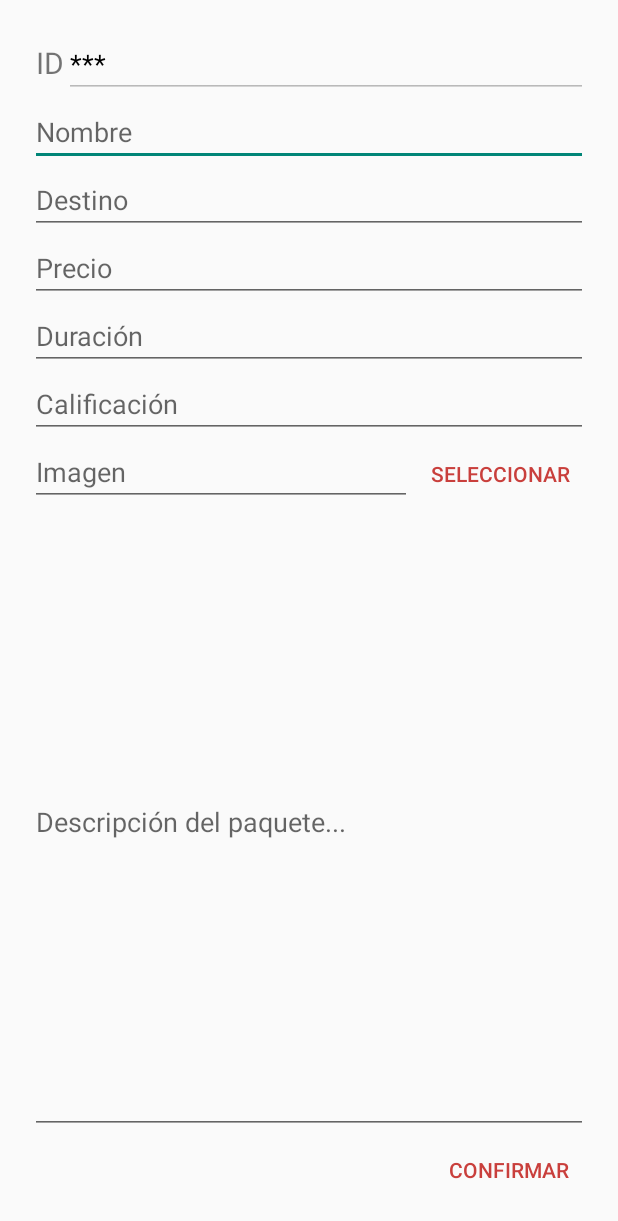
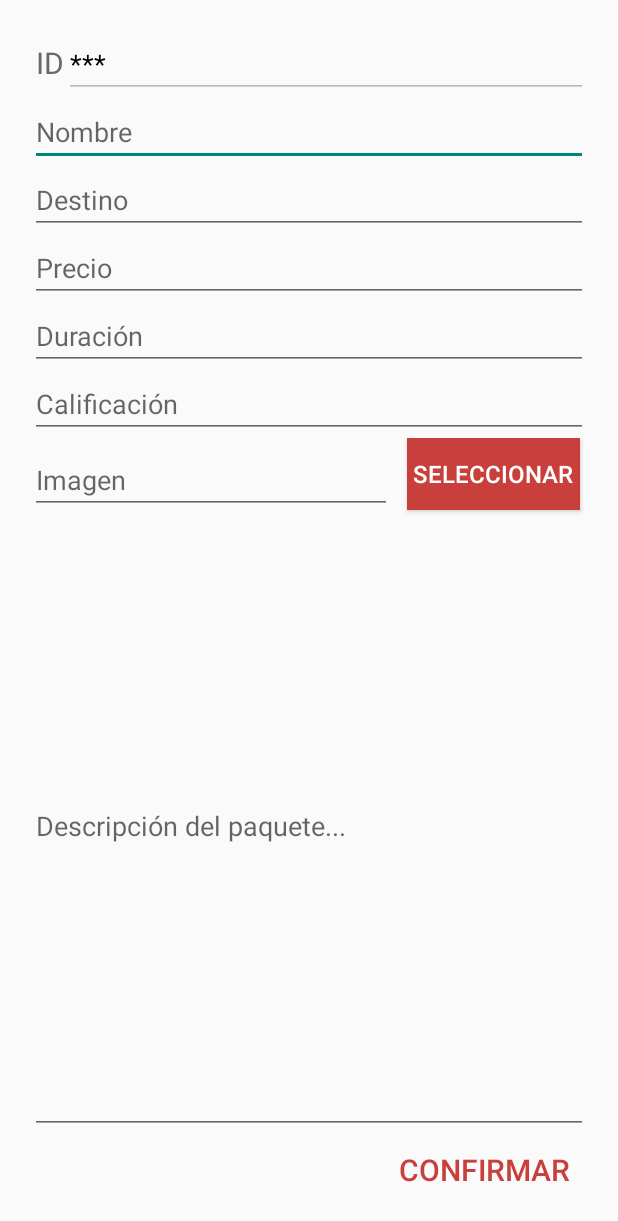
Before and after one commit to OscarClemente/ps-15-e01-journey, an Android app: the EditarPaquetes screen opened directly, with no data from a screen before it, on a phone screen of 412 x 824 dp. Shown: the top 1221 px of the screen. Run offline under Robolectric (Android 15) with nearby library versions, the phone set to English and light mode, and no system bars.

Commit message:
Mejorada interfaz de edición de paquetes.

```diff
--- a/app/src/main/res/layout/editar_paquetes.xml
+++ b/app/src/main/res/layout/editar_paquetes.xml
@@ -13,7 +13,8 @@
             android:layout_height="wrap_content"
             android:text="@string/ID"
             android:textSize="20dp"
-            android:paddingLeft="4dp" />
+            android:paddingLeft="4dp"
+            android:textColor="@color/grisOscuroHint" />
 
         <EditText
             android:id="@+id/ID"
@@ -33,7 +34,7 @@
             android:layout_height="wrap_content"
             android:layout_weight="1"
             android:hint="Nombre"
-            android:textColor="#ff000000" />
+            android:textColor="@color/grisOscuroHint" />
     </LinearLayout>
 
     <LinearLayout android:orientation="horizontal"
@@ -45,7 +46,7 @@
             android:layout_height="wrap_content"
             android:layout_weight="1"
             android:hint="Destino"
-            android:textColor="#ff000000" />
+            android:textColor="@color/grisOscuroHint" />
     </LinearLayout>
 
     <LinearLayout android:orientation="horizontal"
@@ -58,7 +59,7 @@
             android:inputType="number"
             android:layout_weight="1"
             android:hint="Precio"
-            android:textColor="#ff000000" />
+            android:textColor="@color/grisOscuroHint" />
     </LinearLayout>
 
     <LinearLayout android:orientation="horizontal"
@@ -71,7 +72,7 @@
             android:inputType="number"
             android:layout_weight="1"
             android:hint="Duración"
-            android:textColor="#ff000000" />
+            android:textColor="@color/grisOscuroHint" />
     </LinearLayout>
 
     <LinearLayout android:orientation="horizontal"
@@ -84,7 +85,7 @@
             android:inputType="number"
             android:layout_weight="1"
             android:hint="Calificación"
-            android:textColor="#ff000000" />
+            android:textColor="@color/grisOscuroHint" />
     </LinearLayout>
 
     <LinearLayout android:orientation="horizontal"
@@ -96,15 +97,20 @@
             android:layout_height="wrap_content"
             android:layout_weight="1"
             android:hint="Imagen"
-            android:textColor="#ff000000" />
+            android:textColor="@color/grisOscuroHint"
+            android:layout_marginTop="5dp" />
 
         <Button android:id="@+id/imagen"
-            android:text="Seleccionar"
+            android:text=" Seleccionar "
             android:layout_width="wrap_content"
             android:layout_height="wrap_content"
             android:layout_gravity="center_horizontal"
-            style="?android:attr/borderlessButtonStyle"
-            android:textColor="@color/journeyred" />
+            android:textColor="@color/whiteHint"
+            android:background="@color/journeyred"
+            android:textSize="16dp"
+            android:layout_marginLeft="10dp"
+            android:layout_marginTop="5dp"
+            android:layout_marginRight="5dp" />
 
     </LinearLayout>
 
@@ -114,7 +120,7 @@
         android:layout_weight="1"
         android:scrollbars="vertical"
         android:hint="Descripción del paquete..."
-        android:textColor="#ff000000" />
+        android:textColor="@color/grisOscuroHint" />
 
     <Button android:id="@+id/confirm"
         android:text="@string/confirm"
@@ -122,6 +128,7 @@
         android:layout_height="wrap_content"
         style="?android:attr/borderlessButtonStyle"
         android:layout_gravity="right"
-        android:textColor="@color/journeyred" />
+        android:textColor="@color/journeyred"
+        android:textSize="20dp" />
 
 </LinearLayout>
```
Also changed, not shown: 2 other files.
